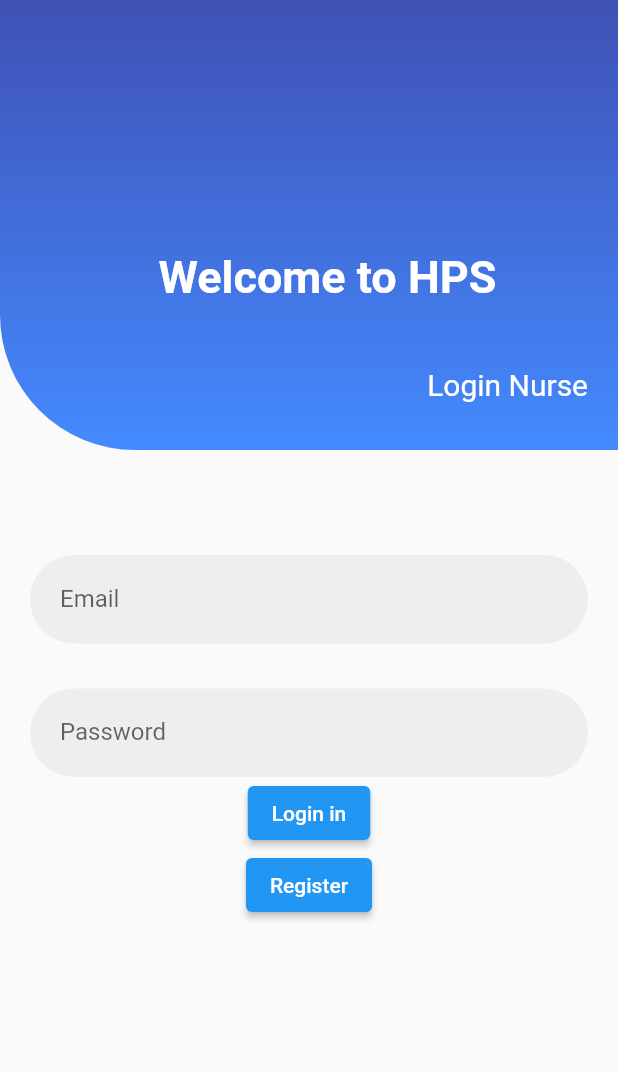
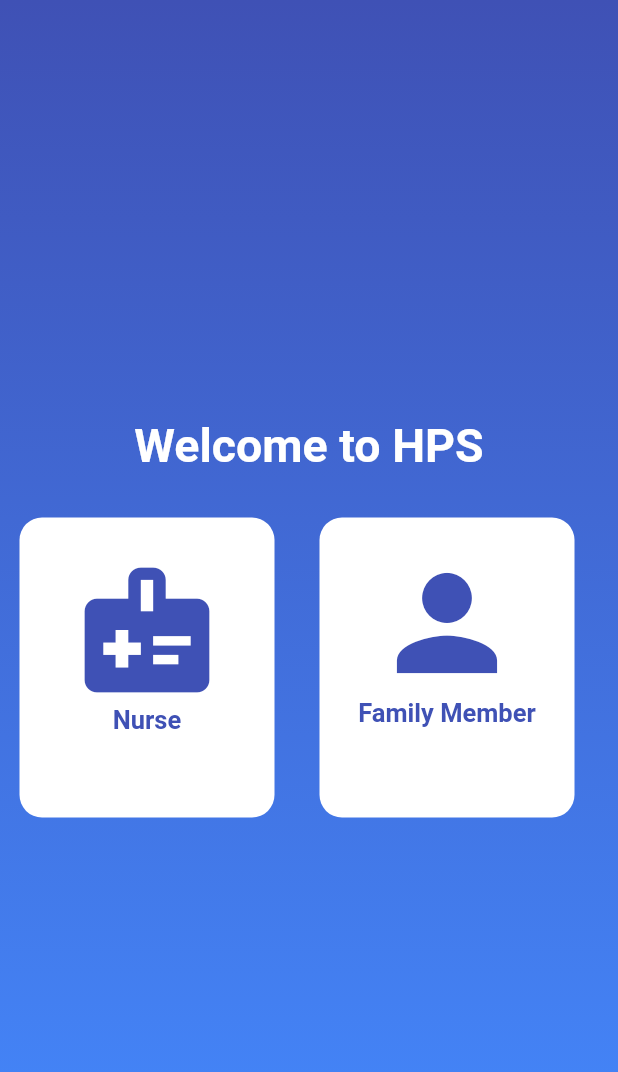
Before and after one commit to lanaarnous01/med-app, a Flutter app: the screen it shows after launch, on a phone screen of 412 x 824 dp. Shown: the top 1072 px of the screen. Run offline on Flutter 3.47's test engine with Material 2 defaults, Android fonts, the phone set to English and light mode, and no system bars; our stand-ins replace cloud_firestore, firebase_auth, firebase_core; accounts and stored records are empty.

Commit message:
option page done

```diff
--- a/lib/main.dart
+++ b/lib/main.dart
@@ -62,13 +62,15 @@ class MyApp extends StatelessWidget {
       ],
       child: MaterialApp(
         debugShowCheckedModeBanner: false,
-         //home:
 
-          //PatientListPage(),
-        initialRoute: '/',
+        //  home:
+        //  '/':(context) => Option_page(),
+
+         initialRoute: '/',
          routes: {
        //   '/':(context) => Wrapper(),
-          Wrapper.routeName:(context) => Wrapper(),
+         // Wrapper.routeName:(context) => Wrapper(),
+          Option_page.routeName:(context) => Option_page(),
         addPatient_page.routeName:(context) => addPatient_page(),
         PatientInfoWidget.routeName:(context) => PatientInfoWidget(),
        UpdateMeasurements.routeName:((context) => UpdateMeasurements()),
--- a/lib/pages/option_page.dart
+++ b/lib/pages/option_page.dart
@@ -1,7 +1,11 @@
 import 'package:flutter/material.dart';
+import 'package:hps_application/pages/loginNurse_page.dart';
+import 'package:hps_application/pages/login_page.dart';
+import 'package:hps_application/wrapper.dart';
 
 //addPatient_page
 class Option_page extends StatefulWidget {
+  static const routeName = '/';
   const Option_page({Key? key}) : super(key: key);
 
   State<Option_page> createState() => _OptionPageState();
@@ -10,43 +14,80 @@ class Option_page extends StatefulWidget {
 class _OptionPageState extends State<Option_page> {
   Widget build(BuildContext context) {
     return Scaffold(
-        body: ListView(padding: EdgeInsets.all(32), children: [
-      Center(
+        body: Container(
+          decoration: BoxDecoration(
+        gradient: LinearGradient(
+              begin: Alignment.topCenter,
+              end: Alignment.bottomCenter,
+               colors: [Colors.indigo, Colors.blueAccent],
+            )
+        ),
+        child: Column(
+          mainAxisAlignment: MainAxisAlignment.center,
+          children: [
+            Text('Welcome to HPS',
+            style: TextStyle(fontSize: 31,
+            color: Colors.white,
+            fontWeight: FontWeight.bold
+            ),
+            ),
+            SizedBox(height: 30,),
+            Row(
+              children: [
+                SizedBox(width: 13),
+                GestureDetector(
+                  onTap: () {
+                     Navigator.push(
+              context,
+              MaterialPageRoute(builder: (context) => Wrapper()),
+            );
+                  },
                   child: Container(
-          decoration: BoxDecoration(color: Colors.white10),
+                    width: 170,
+                    height: 200,
+                    decoration: BoxDecoration(
+                      color: Colors.white,
+                      borderRadius: BorderRadius.all(Radius.circular(15))
+                      ),
                     child: Column(
                       children: [
-              SizedBox(
-                height: 270,
-              ),
-              Row(
-                mainAxisAlignment: MainAxisAlignment.center,
-                children: [
-                  Padding(
-                    padding: const EdgeInsets.all(30),
-                    child: Card(
-                      elevation: 0,
-                      color: Theme.of(context).colorScheme.surfaceVariant,
-                      child: const SizedBox(
-                        width: 90,
-                        height: 100,
-                        child: Center(
-                          child: Text('Nurse'),
+                        SizedBox(height: 25,),
+                        Icon(Icons.medical_information, size: 100, color: Colors.indigo,),
+                         Text('Nurse',
+                         style: TextStyle(
+                          fontSize: 17, fontWeight: FontWeight.bold,
+                          color: Colors.indigo,
+                          ),)
+
+                      ],
                     ),
                   ),
                 ),
+                SizedBox(width: 30),
+                 GestureDetector(
+                  onTap: () {
+                        Navigator.push(
+              context,
+              MaterialPageRoute(builder: (context) => LoginPage()),
+            );
+                  },
+                   child: Container(
+                    width: 170,
+                    height: 200,
+                    decoration: BoxDecoration(color: Colors.white,
+                     borderRadius: BorderRadius.all(Radius.circular(15))
                     ),
-                  Padding(
-                    padding: const EdgeInsets.all(20),
-                    child: Card(
-                      elevation: 0,
-                      color: Theme.of(context).colorScheme.surfaceVariant,
-                      child: const SizedBox(
-                        width: 120,
-                        height: 100,
-                        child: Center(
-                          child: Text('Family member'),
-                        ),
+                    child: Column(
+                      children: [
+                        SizedBox(height: 20,),
+                        Icon(Icons.person, size: 100, color: Colors.indigo,),
+                        Text('Family Member',
+                        style:
+                        TextStyle(
+                          fontSize: 17, fontWeight: FontWeight.bold,
+                          color: Colors.indigo,
+                          ),)
+                      ],
                     ),
                                  ),
                  ),
@@ -54,8 +95,7 @@ class _OptionPageState extends State<Option_page> {
             ),
           ],
         ),
-        ),
-      ),
-    ]));
+        )
+       );
   }
 }
```
Also changed, not shown: lib/pages/loginNurse_page.dart (+22 -2 lines), lib/pages/login_page.dart (+10 -11 lines). Lines whose indentation alone changed are shown as unchanged.
